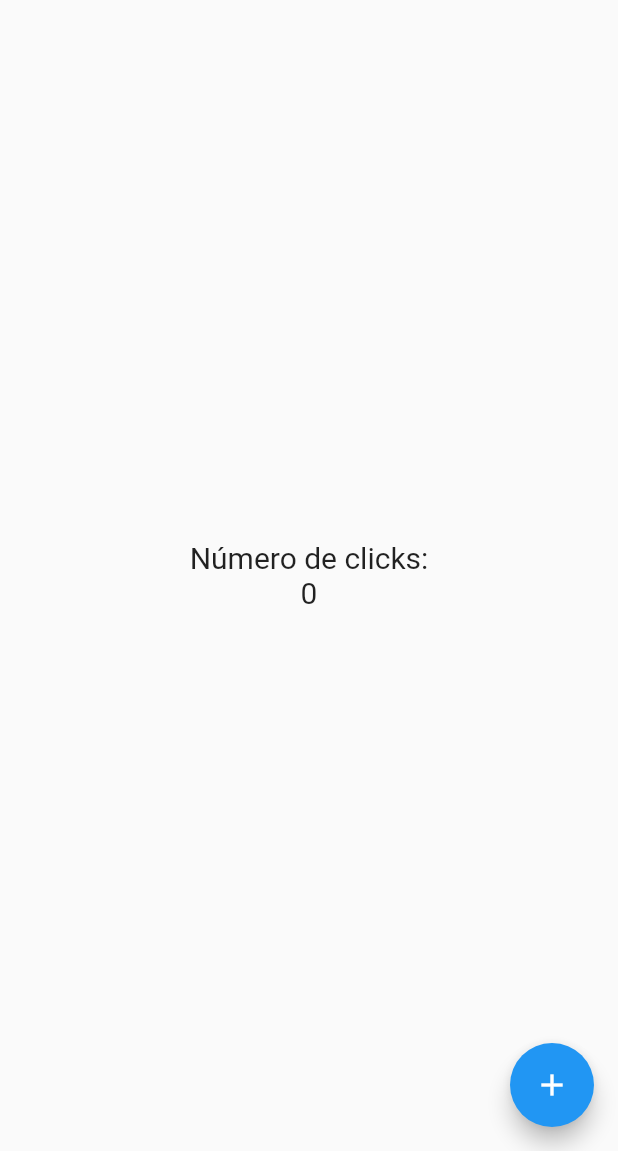
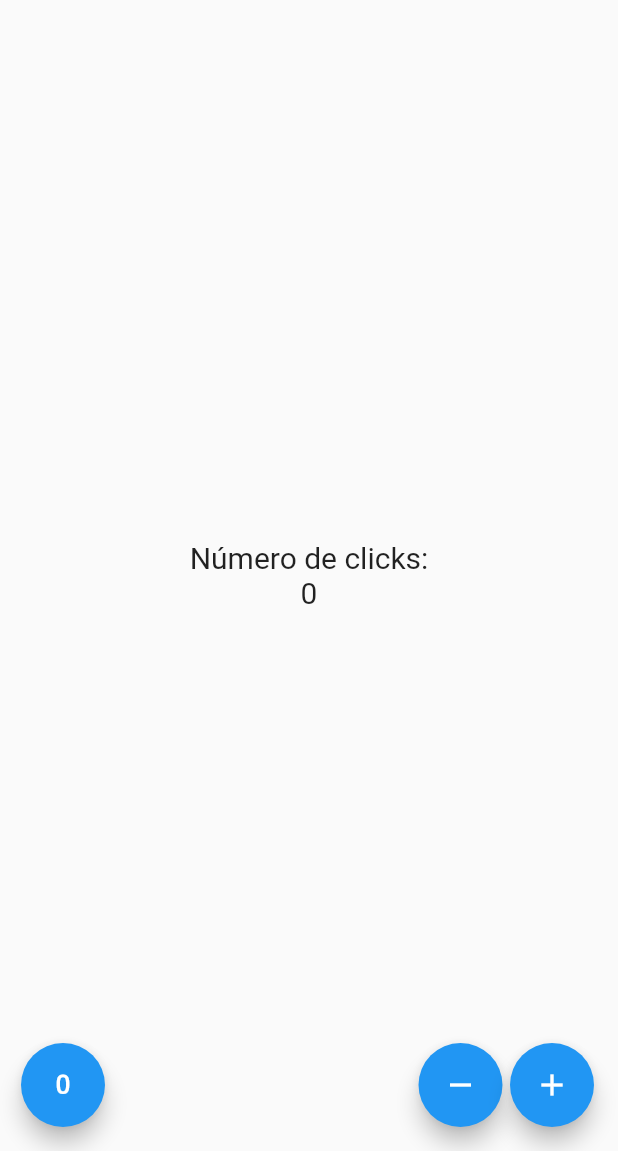
Before and after one commit to ddienu/ContadorApp, a Flutter app: the screen it shows after launch, on a phone screen of 412 x 824 dp, the part 85-1236 px from its top. Run offline on Flutter 3.47's test engine with Material 2 defaults, Android fonts, the phone set to English and light mode, and no system bars.

Commit message:
Add: Adding two new buttons.
Adding two new buttons to the app, one that sustracting and another one to reset the number of clicks.

```diff
--- a/lib/src/pages/contador_app.dart
+++ b/lib/src/pages/contador_app.dart
@@ -31,24 +31,53 @@ int _conteo = 0;
           ],
 ),
       ),
-      floatingActionButton: FloatingActionButton (
-        child: Icon (Icons.add),
+      floatingActionButton: _crearBotones()
+    );
+  }
+   void _agregar(){
 
-        onPressed: () {
+          setState(() => _conteo++);
 
-          print ('Hola Mundo!');
+        }
 
-         setState(() {
+        void _sustraer (){
 
-         _conteo++;
+          setState(() => _conteo--);
+        }
 
-          });
-        },
+        void _reset (){
+
+          setState(() => _conteo = 0);
+
+        }
+  Widget _crearBotones (){
+
+      return Row(
+
+        mainAxisAlignment: MainAxisAlignment.end,
+
+        children: <Widget>[
+
+        SizedBox(width: 30.0),
+        FloatingActionButton (child: Icon (Icons.exposure_zero), onPressed: _reset),
+        Expanded (child: SizedBox (width: 5.0)),
+        FloatingActionButton (child: Icon (Icons.remove), onPressed: _sustraer),
+        SizedBox (width: 5.0),
+        FloatingActionButton (child: Icon (Icons.add), onPressed: _agregar),
+
+        ]
+        );
 
 
 
-      )
-    );
+
+
+
+
+
+
+
+
   }
 
 }
```
